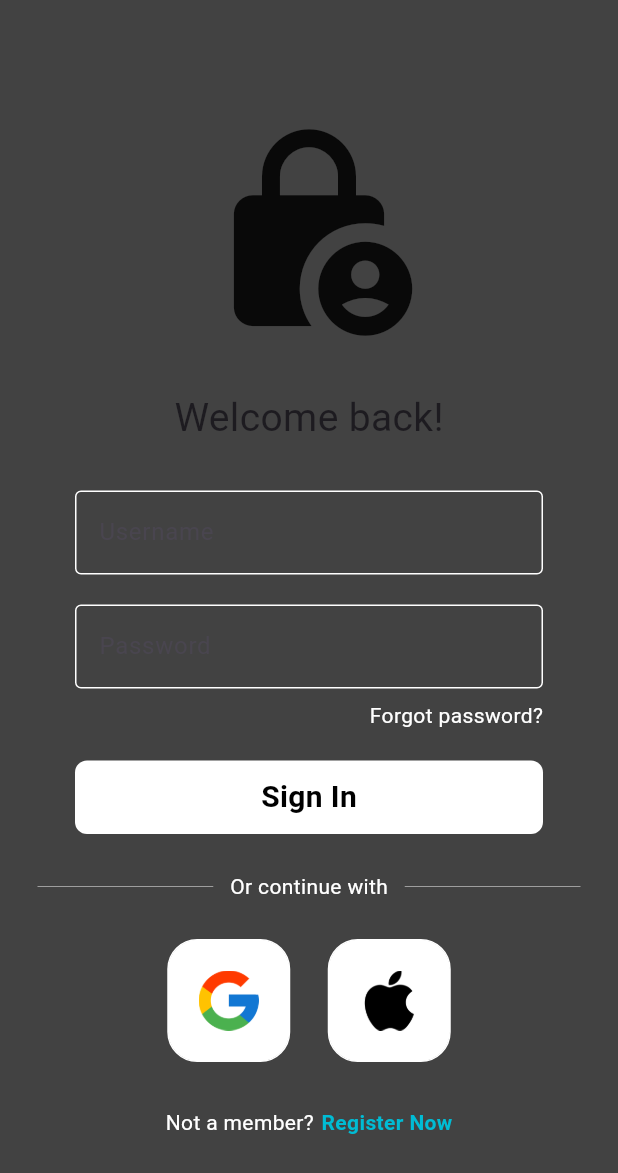
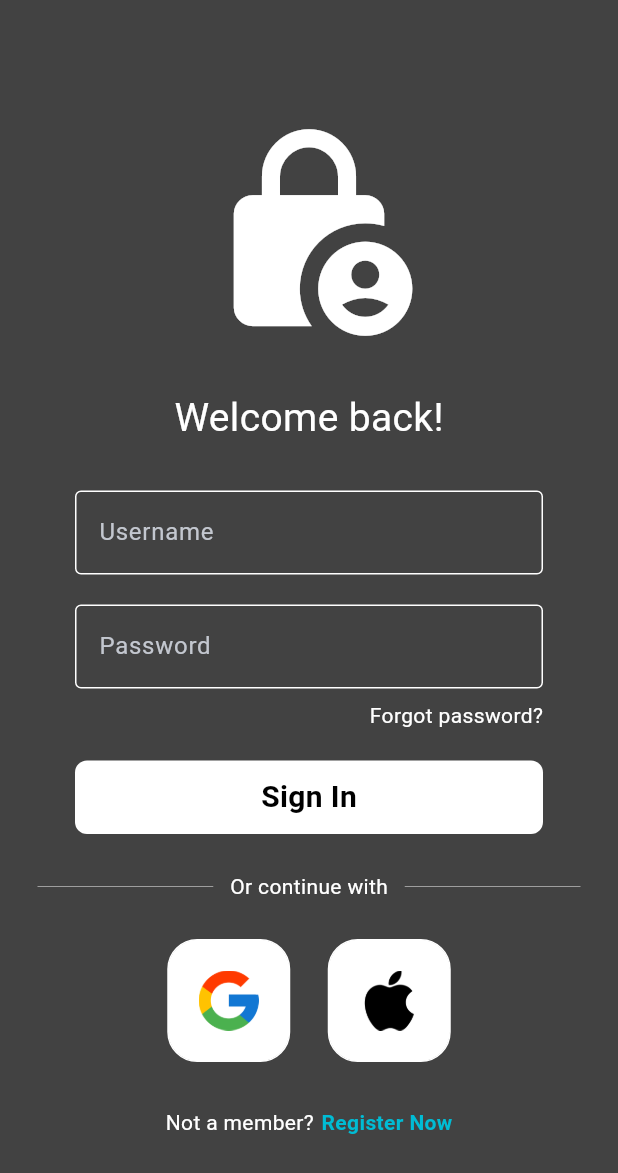
Before and after one commit to indefinite-future/QuoteLens, a Flutter app: the screen it shows after launch, on a phone screen of 412 x 824 dp. Shown: the top 1173 px of the screen. Run offline on Flutter 3.47's test engine with Material 3 defaults, Android fonts, the phone set to English and light mode, and no system bars; our stand-ins replace adaptive_theme, feather_icons, firebase_auth, firebase_core, firebase_storage, google_sign_in and 1 more; accounts and stored records are empty.

Commit message:
📝 modifing adaptive theme

```diff
--- a/lib/components/library_readingnow.dart
+++ b/lib/components/library_readingnow.dart
@@ -57,7 +57,7 @@ class ReadingNow extends StatelessWidget {
                     height: 190,
                     decoration: const BoxDecoration(
                       image: DecorationImage(
-                        image: NetworkImage('https://via.placeholder.com/150'),
+                        image: NetworkImage('https://via.placeholder.com/100'),
                         fit: BoxFit.cover,
                       ),
                     ),
--- a/lib/main.dart
+++ b/lib/main.dart
@@ -2,6 +2,7 @@ import 'package:flutter/cupertino.dart';
 import 'package:flutter/material.dart';
 import 'package:QuoteLens/pages/auth_page.dart';
 import 'package:QuoteLens/themes/themes.dart';
+import 'package:adaptive_theme/adaptive_theme.dart';
 import 'package:firebase_core/firebase_core.dart';
 import 'firebase_options.dart';
 
@@ -10,24 +11,56 @@ void main() async {
   await Firebase.initializeApp(
     options: DefaultFirebaseOptions.currentPlatform,
   );
-  runApp(const MyApp());
+  final savedThemeMode = await AdaptiveTheme.getThemeMode();
+  runApp(MyApp(savedThemeMode: savedThemeMode));
 }
 
 class MyApp extends StatelessWidget {
-  const MyApp({super.key});
+  final AdaptiveThemeMode? savedThemeMode;
+
+  const MyApp({super.key, this.savedThemeMode});
 
   @override
   Widget build(BuildContext context) {
-    return MaterialApp(
-      title: 'QuoteLens',
-      debugShowCheckedModeBanner: false,
-      home: const AuthPage(),
-      darkTheme: ThemeData(
-        cupertinoOverrideTheme: const CupertinoThemeData(
-          textTheme: CupertinoTextThemeData(), // This is required
-        ),
+    return AdaptiveTheme(
+      light: ThemeData(
+          cupertinoOverrideTheme: const CupertinoThemeData(
+            textTheme: CupertinoTextThemeData(), // This is required
+          ),
+          useMaterial3: true,
+          brightness: Brightness.light,
+          colorSchemeSeed: Colors.blue,
+          primarySwatch: Colors.grey,
+          primaryColor: Colors.white,
+          scaffoldBackgroundColor: Colors.white38,
+          colorScheme: ColorScheme.light(
+            background: Colors.white,
+            primary: Colors.grey[100]!,
+            secondary: Colors.grey[200]!,
+          )),
+      dark: ThemeData(
+          cupertinoOverrideTheme: const CupertinoThemeData(
+            textTheme: CupertinoTextThemeData(), // This is required
+          ),
+          useMaterial3: true,
+          brightness: Brightness.dark,
+          colorSchemeSeed: Colors.blue,
+          primarySwatch: Colors.grey,
+          primaryColor: Colors.black,
+          scaffoldBackgroundColor: Colors.black38,
+          colorScheme: ColorScheme.dark(
+            background: Colors.grey[800]!,
+            primary: Colors.grey[700]!,
+            secondary: Colors.grey,
+          )),
+      initial: savedThemeMode ?? AdaptiveThemeMode.dark,
+      builder: (theme, darkTheme) => MaterialApp(
+        title: 'QuoteLens',
+        debugShowCheckedModeBanner: false,
+        home: const AuthPage(savedThemeMode: AdaptiveThemeMode.dark),
+        theme: theme,
+        darkTheme: darkTheme,
       ),
-      //theme: MyAppsTheme.currentTheme,
     );
   }
 }
--- a/lib/pages/auth_page.dart
+++ b/lib/pages/auth_page.dart
@@ -1,10 +1,12 @@
+import 'package:adaptive_theme/adaptive_theme.dart';
 import 'package:flutter/material.dart';
 import 'package:firebase_auth/firebase_auth.dart';
 import 'package:QuoteLens/pages/bottomnav.dart';
 import 'package:QuoteLens/pages/login_or_register_page.dart';
 
 class AuthPage extends StatelessWidget {
-  const AuthPage({super.key});
+  const AuthPage({super.key, this.savedThemeMode});
+  final AdaptiveThemeMode? savedThemeMode;
 
   @override
   Widget build(BuildContext context) {
@@ -20,7 +22,8 @@ class AuthPage extends StatelessWidget {
             }
             //if the user is not login
             else {
-              return const LoginOrRegisterPage();
+              return const LoginOrRegisterPage(
+                  savedThemeMode: AdaptiveThemeMode.dark);
             }
           }),
     );
--- a/lib/pages/login_or_register_page.dart
+++ b/lib/pages/login_or_register_page.dart
@@ -1,9 +1,11 @@
+import 'package:adaptive_theme/adaptive_theme.dart';
 import 'package:flutter/material.dart';
 import 'login_page.dart';
 import 'register_page.dart';
 
 class LoginOrRegisterPage extends StatefulWidget {
-  const LoginOrRegisterPage({super.key});
+  const LoginOrRegisterPage({super.key, this.savedThemeMode});
+  final AdaptiveThemeMode? savedThemeMode;
 
   @override
   State<LoginOrRegisterPage> createState() => _LoginOrRegisterPageState();
--- a/lib/pages/login_page.dart
+++ b/lib/pages/login_page.dart
@@ -1,5 +1,6 @@
 import 'package:firebase_auth/firebase_auth.dart';
 import 'package:flutter/material.dart';
+import 'package:adaptive_theme/adaptive_theme.dart';
 import 'package:QuoteLens/components/login_squarebox.dart';
 import 'package:QuoteLens/components/login_textfield.dart';
 import 'package:QuoteLens/components/login_button.dart';
@@ -7,7 +8,8 @@ import 'package:QuoteLens/services/auth_services.dart';
 
 class LoginPage extends StatefulWidget {
   final Function()? onTap;
-  const LoginPage({super.key, required this.onTap});
+  const LoginPage({super.key, required this.onTap, this.savedThemeMode});
+  final AdaptiveThemeMode? savedThemeMode;
 
   @override
   State<LoginPage> createState() => _LoginPageState();
@@ -48,7 +50,7 @@ class _LoginPageState extends State<LoginPage> {
         wrongInputMessage();
       }
       // for debugging purposes
-      //print('\n Firebase Authentication Exception: ${e.message} \n');
+      print('\n Firebase Authentication Exception: ${e.message} \n');
       print('Firebase Authentication Exception Code: ${e.code}');
     } catch (e) {
       Navigator.pop(context);
@@ -113,7 +115,7 @@ class _LoginPageState extends State<LoginPage> {
   @override
   Widget build(BuildContext context) {
     return Scaffold(
-      backgroundColor: Colors.grey[800],
+      backgroundColor: Colors.grey[800], //savedThemeMode.backgroundColor,
       body: SafeArea(
           child: SingleChildScrollView(
               child: ConstrainedBox(
@@ -134,6 +136,7 @@ class _LoginPageState extends State<LoginPage> {
                         'Welcome back!',
                         style: TextStyle(
                           fontSize: 26,
+                          color: Colors.white,
                         ),
                       ),
 
--- a/lib/themes/themes.dart
+++ b/lib/themes/themes.dart
@@ -1,5 +1,6 @@
 // themes.dart
 import 'package:flutter/material.dart';
+import 'package:adaptive_theme/adaptive_theme.dart';
 import 'package:shared_preferences/shared_preferences.dart';
 
 class ThemeService {
--- a/pubspec.yaml
+++ b/pubspec.yaml
@@ -36,6 +36,8 @@ dependencies:
   flutter:
     sdk: flutter
   shared_preferences: ^2.0.6
+  cloud_firestore: ^4.13.2
+  adaptive_theme: ^3.4.1
 
   # The following adds the Cupertino Icons font to your application.
   # Use with the CupertinoIcons class for iOS style icons.  flutter_feather_icons: ^2.0.0+1
```
Also changed, not shown: lib/firebase_options.dart, pubspec.lock, 10 other files.
